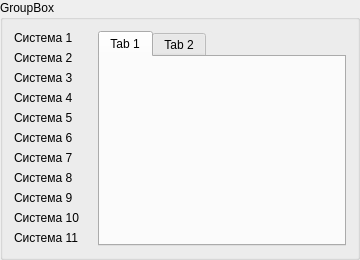
Before: the Qt Designer form kp_nix/frameplugin.ui in eugene-pa/armdncqt, drawn with Qt 5.
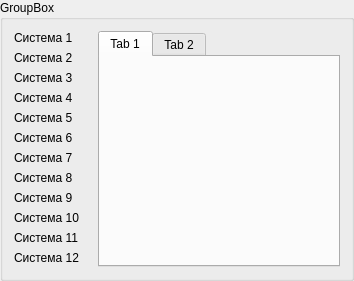
After: the same form once the commit is applied. Icons and pictures are not drawn.

The edit to the form file:
```diff
--- a/kp_nix/frameplugin.ui
+++ b/kp_nix/frameplugin.ui
@@ -6,8 +6,8 @@
    <rect>
     <x>0</x>
     <y>0</y>
-    <width>360</width>
-    <height>260</height>
+    <width>354</width>
+    <height>281</height>
    </rect>
   </property>
   <property name="windowTitle">
@@ -382,6 +382,39 @@
        </item>
       </layout>
      </item>
+     <item>
+      <layout class="QHBoxLayout" name="horizontalLayout_13">
+       <item>
+        <widget class="QLabel" name="label_Name_12">
+         <property name="text">
+          <string>Система 12</string>
+         </property>
+        </widget>
+       </item>
+       <item>
+        <widget class="QLabel" name="label_Sts_12">
+         <property name="sizePolicy">
+          <sizepolicy hsizetype="Fixed" vsizetype="Fixed">
+           <horstretch>0</horstretch>
+           <verstretch>0</verstretch>
+          </sizepolicy>
+         </property>
+         <property name="baseSize">
+          <size>
+           <width>11</width>
+           <height>11</height>
+          </size>
+         </property>
+         <property name="text">
+          <string/>
+         </property>
+         <property name="pixmap">
+          <pixmap resource="images.qrc">:/images/images/box_grn.png</pixmap>
+         </property>
+        </widget>
+       </item>
+      </layout>
+     </item>
     </layout>
    </item>
    <item row="0" column="1">
```
Left out of the diff: 3 changed lines with no effect on the pictures.
